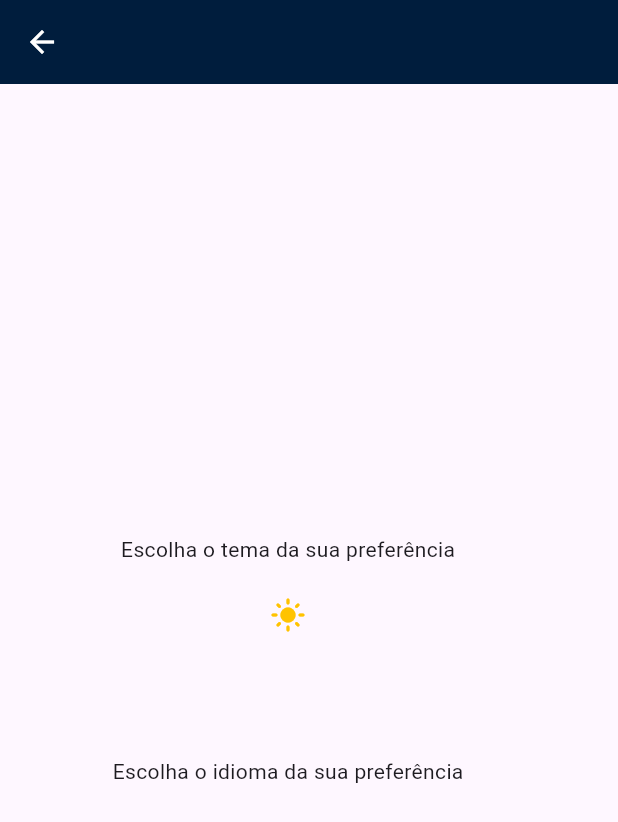
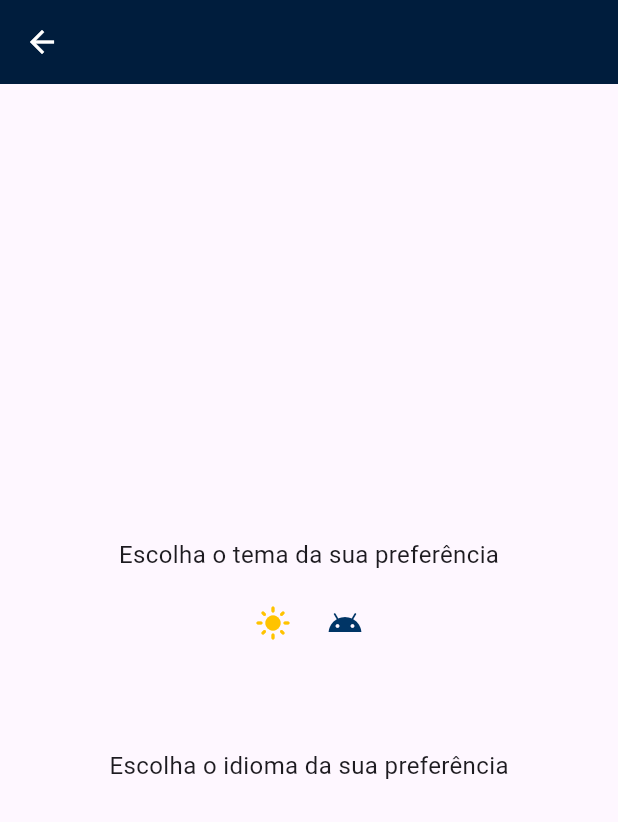
Before and after one commit to LarissaBeatrizCosta/myapp, a Flutter app: the screen it shows after launch, on a phone screen of 412 x 824 dp. Shown: the top 822 px of the screen. Run offline on Flutter 3.47's test engine with Material 3 defaults, Android fonts, the phone set to English and light mode, and no system bars; our stand-ins replace shared_preferences.

Commit message:
funcionalidade aos botões de troca de tema

```diff
--- a/lib/main.dart
+++ b/lib/main.dart
@@ -1,4 +1,6 @@
 import 'package:flutter/material.dart';
+import 'package:provider/provider.dart';
+import 'providers/theme.dart';
 import 'routes/route.dart';
 import 'views/homeView.dart';
 import 'views/settingsView.dart';
@@ -10,12 +12,18 @@ void main() {
 class MyApp extends StatelessWidget {
   @override
   Widget build(BuildContext context) {
+    return ChangeNotifierProvider(
+      create: (context) => ThemeState(),
+      child: Consumer<ThemeState>(builder: (context, state, _) {
         return MaterialApp(
+          theme: state.themeLight ? ThemeData.light() : ThemeData.dark(),
           initialRoute: "/",
           onGenerateRoute: Routes.createRoutes,
           routes: {
             "/": (context) => SettingsView(),
           },
         );
+      }),
+    );
   }
 }
--- a/lib/providers/theme.dart
+++ b/lib/providers/theme.dart
@@ -1,4 +1,5 @@
 import 'package:flutter/foundation.dart';
+import 'package:flutter/material.dart';
 import 'package:shared_preferences/shared_preferences.dart';
 
 const String _themeKey = 'themeLight';
@@ -23,4 +24,11 @@ class ThemeState extends ChangeNotifier {
     _sharedPreferences.setBool(_themeKey, _themeLight);
     notifyListeners();
   }
+
+  void changeThemeSystem(BuildContext context) {
+    bool themeSystem = MediaQuery.platformBrightnessOf(context) == Brightness.dark;
+    _themeLight = !themeSystem;
+    _sharedPreferences.setBool(_themeKey, _themeLight);
+    notifyListeners();
+  }
 }
--- a/lib/views/settingsView.dart
+++ b/lib/views/settingsView.dart
@@ -3,15 +3,13 @@ import 'package:flutter/widgets.dart';
 import 'package:provider/provider.dart';
 import 'package:myapp/providers/theme.dart';
 
-//teste
 class SettingsView extends StatelessWidget {
-  const SettingsView({super.key});
+  const SettingsView({Key? key});
 
   @override
   Widget build(BuildContext context) {
-    return ChangeNotifierProvider(
-      create: (context) => ThemeState(),
-      child: Consumer<ThemeState>(builder: (context, state, _) {
+    final state = Provider.of<ThemeState>(context);
+
     return Scaffold(
       appBar: AppBar(
         leading: IconButton(
@@ -26,12 +24,20 @@ class SettingsView extends StatelessWidget {
         backgroundColor: Color.fromARGB(255, 0, 29, 61),
       ),
       body: Padding(
-            padding: EdgeInsets.symmetric(horizontal: 75),
+        padding: EdgeInsets.symmetric(horizontal: 60),
         child: Column(
           mainAxisAlignment: MainAxisAlignment.center,
           children: [
-                Text("Escolha o tema da sua preferência"),
+            Text(
+              "Escolha o tema da sua preferência",
+              style: TextStyle(
+                fontSize: 16,
+              ),
+            ),
             SizedBox(height: 10),
+            Row(
+              mainAxisAlignment: MainAxisAlignment.center,
+              children: [
                 IconButton(
                   onPressed: state.changeTheme,
                   icon: Icon(
@@ -39,13 +45,27 @@ class SettingsView extends StatelessWidget {
                     color: Color.fromRGBO(255, 195, 0, 1),
                   ),
                 ),
-                SizedBox(height: 70),
-                Text("Escolha o idioma da sua preferência"),
+                IconButton(
+                  onPressed: () => state.changeThemeSystem(context),
+                  icon: Icon(
+                    Icons.android,
+                    color: Color.fromRGBO(0, 53, 102, 1),
+                  ),
+                ),
+              ],
+            ),
+            SizedBox(height: 60),
+            Text(
+              "Escolha o idioma da sua preferência",
+              style: TextStyle(
+                fontSize: 16,
+              ),
+            ),
           ],
         ),
       ),
     );
-      }),
-    );
   }
 }
+
+//teste commit
```
Lines whose indentation alone changed are shown as unchanged.
